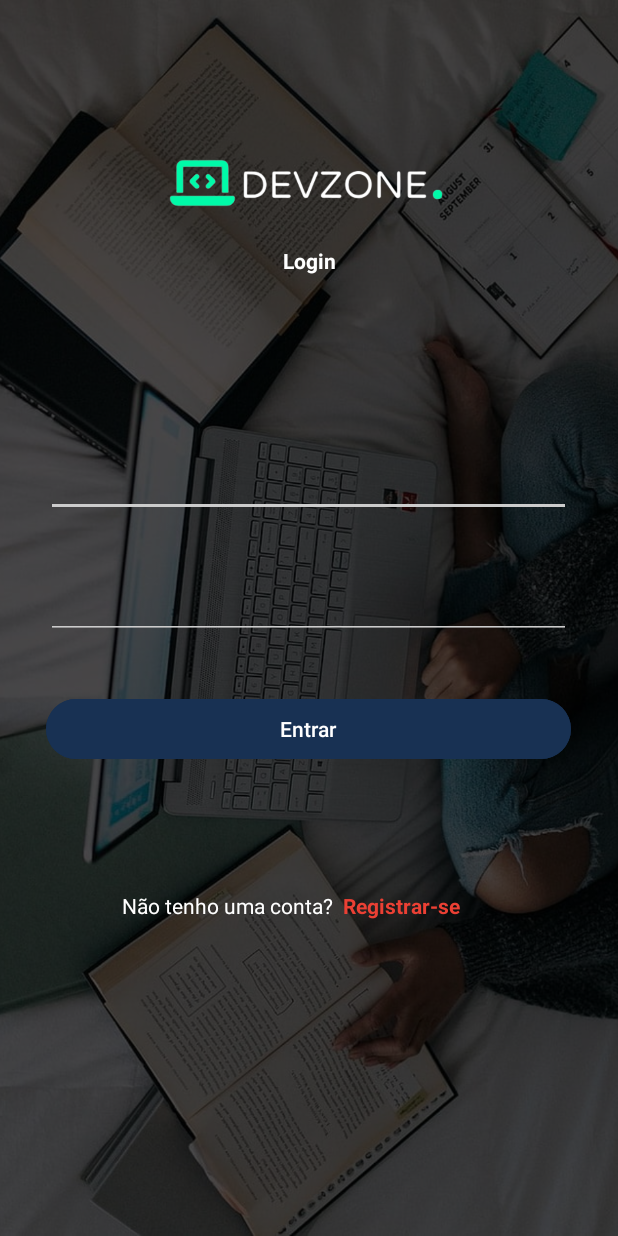
After one commit to iamThiagoo/DevZone, an Android app: the LoginActivity screen opened directly, with no data from a screen before it, on a phone screen of 412 x 824 dp. The commit adds this screen. Run offline under Robolectric (Android 15) with nearby library versions, the phone set to English and light mode, and no system bars.

Commit message:
Criação da tela de login.

```diff
--- a/app/src/main/AndroidManifest.xml
+++ b/app/src/main/AndroidManifest.xml
@@ -13,6 +13,9 @@
         android:theme="@style/Theme.DevZone"
         tools:targetApi="31">
         <activity
+            android:name=".LoginActivity"
+            android:exported="false" />
+        <activity
             android:name=".WelcomeActivity"
             android:exported="false" />
         <activity
--- /dev/null
+++ b/app/src/main/java/br/com/devzone/LoginActivity.java
@@ -0,0 +1,31 @@
+package br.com.devzone;
+
+import androidx.appcompat.app.AppCompatActivity;
+
+import android.content.Intent;
+import android.os.Bundle;
+import android.view.View;
+import android.widget.TextView;
+
+public class LoginActivity extends AppCompatActivity {
+
+    TextView txtRegitrar_se;
+    @Override
+    protected void onCreate(Bundle savedInstanceState) {
+        super.onCreate(savedInstanceState);
+        setContentView(R.layout.activity_login);
+
+        txtRegitrar_se = findViewById(R.id.txtRegitrar_se);
+
+        txtRegitrar_se.setOnClickListener(new View.OnClickListener() {
+            @Override
+            public void onClick(View v) {
+                Intent i = new Intent(getApplicationContext(), WelcomeActivity.class);
+                startActivity(i);
+                finish();
+            }
+        });
+
+
+    }
+}
--- a/app/src/main/java/br/com/devzone/MainActivity.java
+++ b/app/src/main/java/br/com/devzone/MainActivity.java
@@ -25,6 +25,7 @@ public class MainActivity extends AppCompatActivity {
             public void run() {
                 Intent intent = new Intent(getApplicationContext(), WelcomeActivity.class);
                 startActivity(intent);
+                finish();
             }
         }, 2000); // 2000ms = 2 segundos
     }
--- a/app/src/main/java/br/com/devzone/WelcomeActivity.java
+++ b/app/src/main/java/br/com/devzone/WelcomeActivity.java
@@ -2,11 +2,16 @@ package br.com.devzone;
 
 import androidx.appcompat.app.AppCompatActivity;
 
+import android.content.Intent;
 import android.os.Bundle;
+import android.view.View;
 import android.view.Window;
 import android.view.WindowManager;
+import android.widget.TextView;
 
 public class WelcomeActivity extends AppCompatActivity {
+
+    TextView textView3;
 
     @Override
     protected void onCreate(Bundle savedInstanceState) {
@@ -14,5 +19,16 @@ public class WelcomeActivity extends AppCompatActivity {
         requestWindowFeature(Window.FEATURE_NO_TITLE);
         this.getWindow().setFlags(WindowManager.LayoutParams.FLAG_FULLSCREEN, WindowManager.LayoutParams.FLAG_FULLSCREEN);
         setContentView(R.layout.activity_welcome);
+
+        textView3 = findViewById(R.id.textView3);
+
+        textView3.setOnClickListener(new View.OnClickListener() {
+            @Override
+            public void onClick(View v) {
+                Intent i = new Intent(getApplicationContext(), LoginActivity.class);
+                startActivity(i);
+                finish();
+            }
+        });
     }
 }
--- /dev/null
+++ b/app/src/main/res/layout/activity_login.xml
@@ -0,0 +1,121 @@
+<?xml version="1.0" encoding="utf-8"?>
+<androidx.constraintlayout.widget.ConstraintLayout xmlns:android="http://schemas.android.com/apk/res/android"
+    xmlns:app="http://schemas.android.com/apk/res-auto"
+    xmlns:tools="http://schemas.android.com/tools"
+    android:layout_width="match_parent"
+    android:layout_height="match_parent"
+    tools:context=".LoginActivity">
+
+    <ImageView
+        android:id="@+id/imgLogin"
+        android:layout_width="match_parent"
+        android:layout_height="match_parent"
+        android:foreground="@drawable/foreground_design"
+        android:scaleType="centerCrop"
+        android:src="@drawable/fundo_welcome" />
+
+    <LinearLayout
+        android:layout_width="match_parent"
+        android:layout_height="match_parent"
+        android:gravity="center"
+        android:orientation="vertical">
+
+        <Space
+            android:layout_width="match_parent"
+            android:layout_height="95dp" />
+
+        <ImageView
+            android:layout_width="300dp"
+            android:layout_height="57dp"
+            android:src="@drawable/logo" />
+
+        <Space
+            android:layout_width="match_parent"
+            android:layout_height="11dp" />
+
+        <TextView
+            android:id="@+id/textView2"
+            android:layout_width="match_parent"
+            android:layout_height="wrap_content"
+            android:text="Login"
+            android:textAlignment="center"
+            android:textColor="@color/white"
+            android:textStyle="bold" />
+
+        <Space
+            android:id="@+id/txtEmailLogin"
+            android:layout_width="match_parent"
+            android:layout_height="116dp" />
+
+        <EditText
+            android:id="@+id/txtEmailLogin"
+            android:layout_width="350dp"
+            android:layout_height="wrap_content"
+            android:backgroundTint="#CCCCCC"
+            android:drawablePadding="13dp"
+            android:inputType="textEmailAddress"
+            android:textColor="@color/white"
+            android:textColorHint="@color/white"/>
+
+        <Space
+            android:layout_width="match_parent"
+            android:layout_height="36dp" />
+
+        <EditText
+            android:id="@+id/txtSenhaLogin"
+            android:backgroundTint="#CCCCCC"
+            android:layout_width="350dp"
+            android:drawablePadding="13dp"
+            android:layout_height="wrap_content"
+            android:textColor="@color/white"
+            android:inputType="textPassword" />
+
+        <Space
+            android:layout_width="match_parent"
+            android:layout_height="wrap_content" />
+
+        <Space
+            android:layout_width="match_parent"
+            android:layout_height="36dp" />
+
+        <Button
+            android:id="@+id/button2"
+            android:layout_width="350dp"
+            android:layout_height="wrap_content"
+            android:backgroundTint="@color/blue"
+            android:text="@string/btn_entrar_login" />
+
+        <Space
+            android:layout_width="match_parent"
+            android:layout_height="84dp" />
+
+        <LinearLayout
+            android:layout_width="match_parent"
+            android:layout_height="match_parent"
+            android:orientation="horizontal">
+
+            <TextView
+                android:id="@+id/textView5"
+                android:layout_width="124dp"
+                android:layout_height="wrap_content"
+                android:layout_weight="1"
+                android:text="Não tenho uma conta?  "
+                android:textAlignment="textEnd"
+                android:textColor="@color/white" />
+
+            <TextView
+                android:id="@+id/txtRegitrar_se"
+                android:layout_width="wrap_content"
+                android:layout_height="wrap_content"
+                android:layout_weight="1"
+                android:text="@string/btn_registrar"
+                android:textColor="@color/red"
+                android:textStyle="bold" />
+        </LinearLayout>
+
+        <Space
+            android:layout_width="match_parent"
+            android:layout_height="wrap_content" />
+    </LinearLayout>
+
+</androidx.constraintlayout.widget.ConstraintLayout>
--- a/app/src/main/res/layout/activity_welcome.xml
+++ b/app/src/main/res/layout/activity_welcome.xml
@@ -23,7 +23,7 @@
 
         <ImageView
             android:layout_width="300dp"
-            android:layout_height="200dp"
+            android:layout_height="74dp"
             android:src="@drawable/logo" />
 
         <Space
@@ -44,7 +44,7 @@
         <TextView
             android:id="@+id/textView3"
             android:layout_width="match_parent"
-            android:layout_height="wrap_content"
+            android:layout_height="48dp"
             android:text="@string/txt_entrar"
             android:textAlignment="center"
             android:textColor="@color/white"
--- a/app/src/main/res/values/colors.xml
+++ b/app/src/main/res/values/colors.xml
@@ -3,4 +3,5 @@
     <color name="black">#FF000000</color>
     <color name="white">#FFFFFFFF</color>
     <color name="blue">#183153</color>
+    <color name="red">#eb4034</color>
 </resources>
--- a/app/src/main/res/values/strings.xml
+++ b/app/src/main/res/values/strings.xml
@@ -1,5 +1,8 @@
 <resources>
     <string name="app_name">DevZone</string>
     <string name="btn_registrar">Registrar-se</string>
+    <string name="btn_entrar_login">Entrar</string>
     <string name="txt_entrar">Entrar</string>
+    <string name="txt_email_login">E-mail</string>
+    <string name="txt_senha_login">Senha</string>
 </resources>
```
